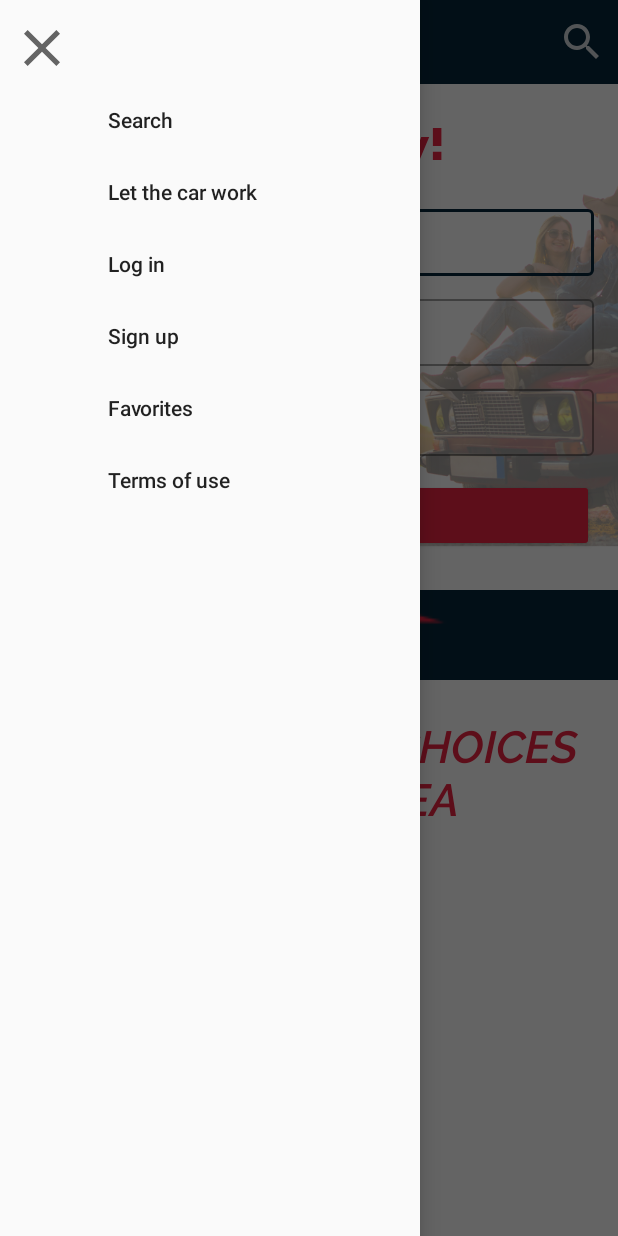
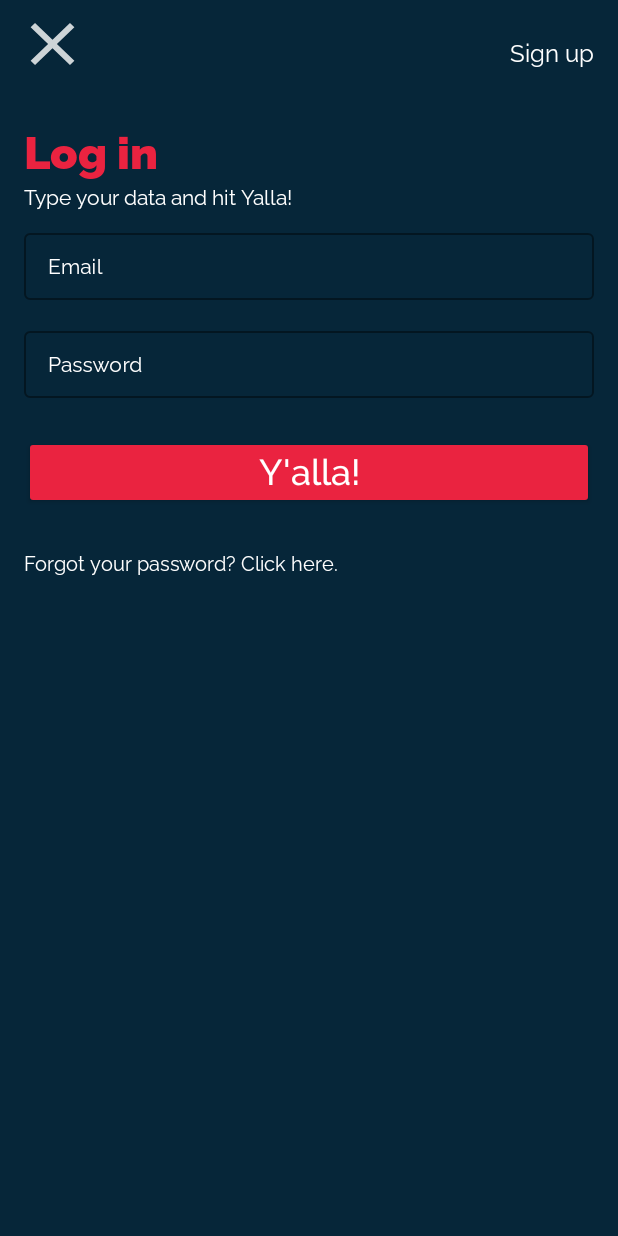
Before and after one commit to tarakan747/ILCarro, an Android app: the screen it shows after launch (MainActivity), in the side drawer, after a tap on "Log in", on a phone screen of 412 x 824 dp. Run offline under Robolectric (Android 15) with nearby library versions, the phone set to English and light mode, and no system bars.

Commit message:
Login Fragment

```diff
--- a/app/build.gradle
+++ b/app/build.gradle
@@ -20,6 +20,10 @@ android {
             proguardFiles getDefaultProguardFile('proguard-android-optimize.txt'), 'proguard-rules.pro'
         }
     }
+    compileOptions {
+        sourceCompatibility = 1.8
+        targetCompatibility = 1.8
+    }
 
 }
 
--- /dev/null
+++ b/app/src/main/java/com/example/ilcarroappl/LoginFragment.java
@@ -0,0 +1,39 @@
+package com.example.ilcarroappl;
+
+import android.os.Bundle;
+
+import androidx.fragment.app.Fragment;
+
+import android.view.LayoutInflater;
+import android.view.View;
+import android.view.ViewGroup;
+import android.widget.Button;
+import android.widget.EditText;
+import android.widget.Toast;
+
+
+/**
+ * A simple {@link Fragment} subclass.
+ */
+public class LoginFragment extends Fragment {
+    EditText email, password;
+    Button yalla;
+
+    public LoginFragment() {
+        // Required empty public constructor
+    }
+
+
+    @Override
+    public View onCreateView(LayoutInflater inflater, ViewGroup container,
+                             Bundle savedInstanceState) {
+        View view = inflater.inflate(R.layout.fragment_login, container, false);
+        email = view.findViewById(R.id.inputEmail);
+        password = view.findViewById(R.id.inputPassword);
+        yalla = view.findViewById(R.id.yallaBtnFrag);
+        yalla.setOnClickListener(v -> {
+            Toast.makeText(view.getContext(), password.getText().toString(), Toast.LENGTH_LONG).show();
+        });
+        return view;
+    }
+}
--- a/app/src/main/java/com/example/ilcarroappl/MainActivity.java
+++ b/app/src/main/java/com/example/ilcarroappl/MainActivity.java
@@ -7,11 +7,14 @@ import androidx.appcompat.widget.Toolbar;
 import androidx.core.view.GravityCompat;
 import androidx.drawerlayout.widget.DrawerLayout;
 
+import android.content.Intent;
 import android.os.Bundle;
 import android.util.Log;
 import android.view.Menu;
 import android.view.MenuItem;
 import android.view.View;
+import android.widget.Button;
+import android.widget.EditText;
 import android.widget.Toast;
 
 import com.google.android.material.navigation.NavigationView;
@@ -25,6 +28,8 @@ public class MainActivity extends AppCompatActivity implements NavigationView.On
     NavigationView navigationView;
     Toolbar toolbar;
     MenuItem searchItem;
+    EditText location, from, till;
+    Button yalla;
 
     @Override
     protected void onCreate(Bundle savedInstanceState) {
@@ -35,6 +40,12 @@ public class MainActivity extends AppCompatActivity implements NavigationView.On
         navigationView = findViewById(R.id.nav_view);
         toolbar = findViewById(R.id.toolbar);
 
+        location = findViewById(R.id.inputLocation);
+        from = findViewById(R.id.inputFrom);
+        till = findViewById(R.id.inputTill);
+
+        yalla = findViewById(R.id.yallaBtnMain);
+
         setSupportActionBar(toolbar);
         getSupportActionBar().setDisplayShowTitleEnabled(false);
 
@@ -43,6 +54,13 @@ public class MainActivity extends AppCompatActivity implements NavigationView.On
         drawerLayout.addDrawerListener(toggle);
         toggle.syncState();
         navigationView.setNavigationItemSelectedListener(this);
+
+        yalla.setOnClickListener(v -> {
+            String a = location.getText().toString();
+            String b = from.getText().toString();
+            String c = till.getText().toString();
+            Toast.makeText(this, a + " " + b + " " + c, Toast.LENGTH_LONG).show();
+        });
     }
 
     @Override
@@ -83,7 +101,12 @@ public class MainActivity extends AppCompatActivity implements NavigationView.On
                 Toast.makeText(this, "Favorites", Toast.LENGTH_LONG).show();
                 break;
             case R.id.nav_login:
-                Toast.makeText(this, "Login", Toast.LENGTH_LONG).show();
+                getSupportFragmentManager()
+                        .beginTransaction()
+                        .add(R.id.drawer_layout, new LoginFragment())
+                        .addToBackStack(null)
+                        .commit();
+                drawerLayout.closeDrawer((GravityCompat.START));
                 break;
             case R.id.nav_sign_up:
                 Toast.makeText(this, "Sign up", Toast.LENGTH_LONG).show();
--- a/app/src/main/res/drawable-anydpi/ic_action_close.xml
+++ b/app/src/main/res/drawable-anydpi/ic_action_close.xml
@@ -1,14 +1,11 @@
 <vector xmlns:android="http://schemas.android.com/apk/res/android"
     android:width="24dp"
     android:height="24dp"
-    android:viewportWidth="14"
-    android:viewportHeight="14"
-    android:tint="#000000"
-    android:alpha="1">
-  <group android:translateX="-5"
-      android:translateY="-5">
-      <path
-          android:fillColor="#000000"
-          android:pathData="M19,6.41L17.59,5 12,10.59 6.41,5 5,6.41 10.59,12 5,17.59 6.41,19 12,13.41 17.59,19 19,17.59 13.41,12z"/>
-  </group>
+    android:viewportWidth="24"
+    android:viewportHeight="24"
+    android:tint="#FFFFFF"
+    android:alpha="0.8">
+    <path
+        android:fillColor="#FF000000"
+        android:pathData="M19,6.41L17.59,5 12,10.59 6.41,5 5,6.41 10.59,12 5,17.59 6.41,19 12,13.41 17.59,19 19,17.59 13.41,12z"/>
 </vector>
--- a/app/src/main/res/layout/activity_main.xml
+++ b/app/src/main/res/layout/activity_main.xml
@@ -99,6 +99,7 @@
                     app:layout_constraintTop_toTopOf="parent">
 
                     <EditText
+                        android:id="@+id/inputLocation"
                         android:layout_width="match_parent"
                         android:layout_height="match_parent"
                         android:fontFamily="@font/raleway_regular"
@@ -119,6 +120,7 @@
                     app:layout_constraintTop_toBottomOf="@+id/textInputLayout">
 
                     <EditText
+                        android:id="@+id/inputFrom"
                         android:layout_width="match_parent"
                         android:layout_height="match_parent"
                         android:fontFamily="@font/raleway_regular"
@@ -139,6 +141,7 @@
                     app:layout_constraintTop_toBottomOf="@+id/textInputLayout2">
 
                     <EditText
+                        android:id="@+id/inputTill"
                         android:layout_width="match_parent"
                         android:layout_height="match_parent"
                         android:fontFamily="@font/raleway_regular"
@@ -147,7 +150,7 @@
                 </com.google.android.material.textfield.TextInputLayout>
 
                 <Button
-                    android:id="@+id/yallaBtn4"
+                    android:id="@+id/yallaBtnMain"
                     android:layout_width="0dp"
                     android:layout_height="wrap_content"
                     android:layout_marginStart="16dp"
@@ -173,7 +176,7 @@
                     android:background="@color/colorDarkerBlue"
                     app:layout_constraintEnd_toEndOf="parent"
                     app:layout_constraintStart_toStartOf="parent"
-                    app:layout_constraintTop_toBottomOf="@+id/yallaBtn4">
+                    app:layout_constraintTop_toBottomOf="@+id/yallaBtnMain">
 
                     <androidx.constraintlayout.widget.ConstraintLayout
                         android:layout_width="match_parent"
--- /dev/null
+++ b/app/src/main/res/layout/fragment_login.xml
@@ -0,0 +1,161 @@
+<?xml version="1.0" encoding="utf-8"?>
+<androidx.constraintlayout.widget.ConstraintLayout xmlns:android="http://schemas.android.com/apk/res/android"
+    xmlns:app="http://schemas.android.com/apk/res-auto"
+    xmlns:tools="http://schemas.android.com/tools"
+    android:id="@+id/loginFragment"
+    android:layout_width="match_parent"
+    android:layout_height="match_parent"
+    android:background="@color/colorDarkerBlue"
+    tools:context=".LoginFragment">
+
+    <Button
+        android:id="@+id/yallaBtnFrag"
+        android:layout_width="0dp"
+        android:layout_height="wrap_content"
+        android:layout_marginStart="16dp"
+        android:layout_marginTop="25dp"
+        android:layout_marginEnd="16dp"
+        android:backgroundTint="@color/colorRed"
+        android:fontFamily="@font/raleway_medium"
+        android:text="Y'alla!"
+        android:textAllCaps="false"
+        android:textColor="@color/colorWhite"
+        android:textSize="24sp"
+        app:layout_constraintCircleRadius="4dp"
+        app:layout_constraintEnd_toEndOf="parent"
+        app:layout_constraintStart_toStartOf="parent"
+        app:layout_constraintTop_toBottomOf="@+id/textInputLayout2" />
+
+
+
+    <Button
+        android:id="@+id/signUpBtnFrag"
+        style="@style/Widget.AppCompat.Button.Borderless"
+        android:layout_width="wrap_content"
+        android:layout_height="wrap_content"
+        android:fontFamily="@font/raleway_regular"
+        android:text="Sign up"
+        android:textAllCaps="false"
+        android:textColor="@color/colorWhite"
+        android:textSize="16sp"
+        app:layout_constraintBottom_toTopOf="@+id/guideline"
+        app:layout_constraintEnd_toEndOf="parent" />
+
+    <androidx.constraintlayout.widget.Guideline
+        android:id="@+id/guideline"
+        android:layout_width="wrap_content"
+        android:layout_height="wrap_content"
+        android:orientation="horizontal"
+        app:layout_constraintGuide_percent="0.07" />
+
+    <TextView
+        android:id="@+id/textView"
+        android:layout_width="wrap_content"
+        android:layout_height="wrap_content"
+        android:layout_marginStart="16dp"
+        android:layout_marginTop="20dp"
+        android:fontFamily="@font/raleway_black"
+        android:text="Log in"
+        android:textColor="@color/colorRed"
+        android:textSize="30sp"
+        app:layout_constraintStart_toStartOf="parent"
+        app:layout_constraintTop_toTopOf="@+id/guideline" />
+
+    <TextView
+        android:id="@+id/textView2"
+        android:layout_width="wrap_content"
+        android:layout_height="wrap_content"
+        android:layout_marginStart="16dp"
+        android:fontFamily="@font/raleway_regular"
+        android:text="Type your data and hit Yalla!"
+        android:textColor="@color/colorWhite"
+        app:layout_constraintStart_toStartOf="parent"
+        app:layout_constraintTop_toBottomOf="@+id/textView" />
+
+    <com.google.android.material.textfield.TextInputLayout
+        android:id="@+id/textInputLayout"
+        style="@style/Widget.MaterialComponents.TextInputLayout.OutlinedBox"
+        android:layout_width="match_parent"
+        android:layout_height="50dp"
+        android:layout_marginStart="16dp"
+        android:layout_marginTop="10dp"
+        android:layout_marginEnd="16dp"
+        android:textColorHint="@color/colorWhite"
+        app:boxStrokeColor="@color/colorWhite"
+        app:layout_constraintEnd_toEndOf="parent"
+        app:layout_constraintStart_toStartOf="parent"
+        app:layout_constraintTop_toBottomOf="@+id/textView2"
+        app:passwordToggleTint="@color/colorWhite">
+
+        <EditText
+            android:id="@+id/inputEmail"
+            android:layout_width="match_parent"
+            android:layout_height="match_parent"
+            android:fontFamily="@font/raleway_regular"
+            android:hint="Email"
+            android:textSize="14sp" />
+    </com.google.android.material.textfield.TextInputLayout>
+
+    <com.google.android.material.textfield.TextInputLayout
+        android:id="@+id/textInputLayout2"
+        style="@style/Widget.MaterialComponents.TextInputLayout.OutlinedBox"
+        android:layout_width="match_parent"
+        android:layout_height="50dp"
+        android:layout_marginStart="16dp"
+        android:layout_marginTop="15dp"
+        android:layout_marginEnd="16dp"
+        android:textColorHint="@color/colorWhite"
+        app:boxStrokeColor="@color/colorWhite"
+        app:layout_constraintEnd_toEndOf="parent"
+        app:layout_constraintStart_toStartOf="parent"
+        app:layout_constraintTop_toBottomOf="@+id/textInputLayout"
+        app:passwordToggleTint="@color/colorWhite">
+
+        <EditText
+            android:id="@+id/inputPassword"
+            android:layout_width="match_parent"
+            android:layout_height="match_parent"
+            android:fontFamily="@font/raleway_regular"
+            android:hint="Password"
+            android:textSize="14sp" />
+    </com.google.android.material.textfield.TextInputLayout>
+
+    <TextView
+        android:id="@+id/textView3"
+        android:layout_width="wrap_content"
+        android:layout_height="wrap_content"
+        android:layout_marginStart="16dp"
+        android:layout_marginTop="25dp"
+        android:fontFamily="@font/raleway_regular"
+        android:text="Forgot your password? "
+        android:textColor="@color/colorWhite"
+        android:textSize="13sp"
+        app:layout_constraintStart_toStartOf="parent"
+        app:layout_constraintTop_toBottomOf="@+id/yallaBtnFrag" />
+
+    <TextView
+        android:id="@+id/textView4"
+        android:layout_width="wrap_content"
+        android:layout_height="wrap_content"
+        android:layout_marginTop="25dp"
+        android:fontFamily="@font/raleway_regular"
+        android:text="Click here."
+        android:textColor="@color/colorWhite"
+        android:textSize="13sp"
+        app:layout_constraintStart_toEndOf="@+id/textView3"
+        app:layout_constraintTop_toBottomOf="@+id/yallaBtnFrag"
+        app:lineHeight="@dimen/cardview_default_radius" />
+
+    <Button
+        android:id="@+id/button"
+        style="@style/Widget.AppCompat.Button.Borderless"
+        android:layout_width="50dp"
+        android:layout_height="wrap_content"
+        android:layout_marginStart="10dp"
+        android:background="@drawable/ic_action_close"
+        app:layout_constraintBottom_toTopOf="@+id/guideline"
+        app:layout_constraintStart_toStartOf="parent"
+        app:layout_constraintTop_toTopOf="parent" />
+
+
+</androidx.constraintlayout.widget.ConstraintLayout>
--- a/app/src/main/res/values-v21/styles.xml
+++ b/app/src/main/res/values-v21/styles.xml
@@ -8,4 +8,5 @@
         <item name="colorAccent">@color/colorAccent</item>
         <item name="android:statusBarColor">#00000000</item>
     </style>
+
 </resources>
--- a/app/src/main/res/values/strings.xml
+++ b/app/src/main/res/values/strings.xml
@@ -3,4 +3,7 @@
 
     <string name="navigation_drawer_open">Open nav drawer</string>
     <string name="navigation_drawer_close">Close nav drawer</string>
+
+    <!-- TODO: Remove or change this placeholder text -->
+    <string name="hello_blank_fragment">Hello blank fragment</string>
 </resources>
```
Also changed, not shown: app/src/main/res/drawable-hdpi/ic_action_close.png, app/src/main/res/drawable-mdpi/ic_action_close.png, app/src/main/res/drawable-xhdpi/ic_action_close.png, app/src/main/res/drawable-xxhdpi/ic_action_close.png, 1 other file.
